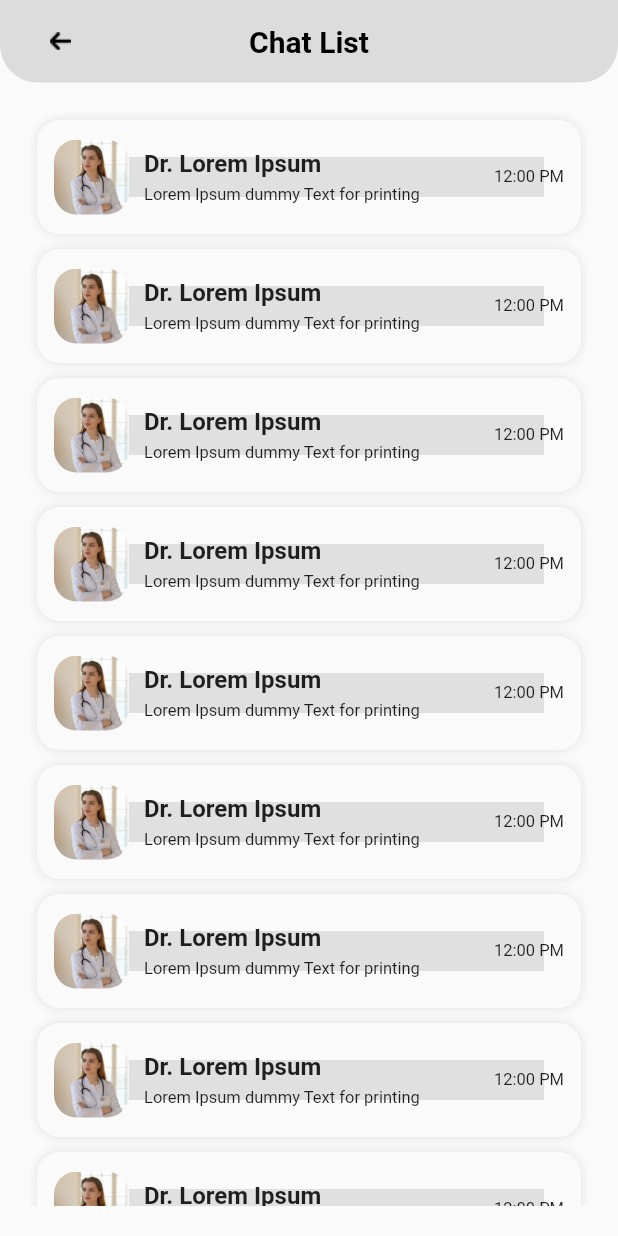
After one commit to rushit5560/Booking_Management_Project, a Flutter app: the UserChatListScreen screen opened directly, on a phone screen of 412 x 824 dp. The commit adds this screen. Run offline on Flutter 3.47's test engine with Material 2 defaults, Android fonts, the phone set to English and light mode, and no system bars; our stand-ins replace flutter_rating_bar, get, pin_input_text_field.

Commit message:
User Chat List Screen UI

```diff
--- a/booking_management/lib/common_modules/custom_appbar/custom_appbar.dart
+++ b/booking_management/lib/common_modules/custom_appbar/custom_appbar.dart
@@ -29,11 +29,13 @@
         child: Row(
           mainAxisAlignment: MainAxisAlignment.spaceBetween,
           children: [
-            leftSideButton(context),
+            leftSideButton(),
 
 
             Text(
               title,
+              maxLines: 1,
+              textAlign: TextAlign.center,
               style: const TextStyle(
                   color: Colors.black,
                   fontWeight: FontWeight.bold,
@@ -48,7 +50,7 @@
     );
   }
 
-  Widget leftSideButton(BuildContext context){
+  Widget leftSideButton(){
     return GestureDetector(
       onTap: (){
         Get.back();
@@ -63,7 +65,7 @@
   }
 
   Widget rightSideButton(){
-    return SizedBox(
+    return const SizedBox(
       height: 50,
       width: 50,
     );
--- /dev/null
+++ b/booking_management/lib/user_side/screens/user_chat_list_screen/user_chat_list_screen.dart
@@ -0,0 +1,109 @@
+import 'package:booking_management/common_modules/constants/enums.dart';
+import 'package:booking_management/common_modules/custom_appbar/custom_appbar.dart';
+import 'package:flutter/material.dart';
+import 'package:booking_management/common_modules/extension_methods/extension_methods.dart';
+import '../../../common_modules/constants/app_images.dart';
+
+class UserChatListScreen extends StatelessWidget {
+  const UserChatListScreen({Key? key}) : super(key: key);
+
+  @override
+  Widget build(BuildContext context) {
+    return Scaffold(
+      body: SafeArea(
+        child: Column(
+          children: [
+            const CommonAppBarModule(
+              title: 'Chat List',
+              appBarOption: AppBarOption.singleBackButtonOption,
+            ),
+            Expanded(
+              child: ListView.builder(
+                itemCount: 10,
+                shrinkWrap: true,
+                physics: const BouncingScrollPhysics(),
+                itemBuilder: (context, i) {
+                  return Padding(
+                    padding: const EdgeInsets.all(8.0),
+                    child: Container(
+                      decoration: BoxDecoration(
+                        borderRadius: BorderRadius.circular(15),
+                        boxShadow: [
+                          BoxShadow(
+                            spreadRadius: 3,
+                            blurRadius: 5,
+                            color: Colors.grey.shade300,
+                            blurStyle: BlurStyle.outer,
+                          ),
+                        ],
+                      ),
+                      child: Padding(
+                        padding: const EdgeInsets.symmetric(
+                            horizontal: 8, vertical: 10),
+                        child: Row(
+                          mainAxisAlignment: MainAxisAlignment.spaceBetween,
+                          children: [
+                            Expanded(
+                              child: Row(
+                                children: [
+                                  Container(
+                                    height: 50,
+                                    width: 50,
+                                    decoration: BoxDecoration(
+                                      borderRadius: BorderRadius.circular(15),
+                                      image: const DecorationImage(
+                                        image: AssetImage(AppImages.vendorImg),
+                                        fit: BoxFit.cover,
+                                      ),
+                                    ),
+                                  ),
+                                  const SizedBox(width: 10),
+                                  Expanded(
+                                    child: Column(
+                                      crossAxisAlignment:
+                                          CrossAxisAlignment.start,
+                                      mainAxisAlignment:
+                                          MainAxisAlignment.spaceEvenly,
+                                      children: const [
+                                        Text(
+                                          'Dr. Lorem Ipsum',
+                                          maxLines: 1,
+                                          overflow: TextOverflow.ellipsis,
+                                          style: TextStyle(
+                                            fontSize: 16,
+                                            fontWeight: FontWeight.bold,
+                                          ),
+                                        ),
+                                        SizedBox(height: 5),
+                                        Text(
+                                          'Lorem Ipsum dummy Text for printing',
+                                          maxLines: 1,
+                                          overflow: TextOverflow.ellipsis,
+                                          style: TextStyle(
+                                            fontSize: 11,
+                                          ),
+                                        ),
+                                      ],
+                                    ),
+                                  ),
+                                ],
+                              ),
+                            ),
+                            const Text(
+                              '12:00 PM',
+                              style: TextStyle(fontSize: 11),
+                            ),
+                          ],
+                        ),
+                      ),
+                    ),
+                  );
+                },
+              ).commonAllSidePadding(20),
+            ),
+          ],
+        ),
+      ),
+    );
+  }
+}
```
Also changed, not shown: booking_management/lib/user_side/screens/user_chat_list_screen/user_chat_list_screen_widgets.dart (added).
